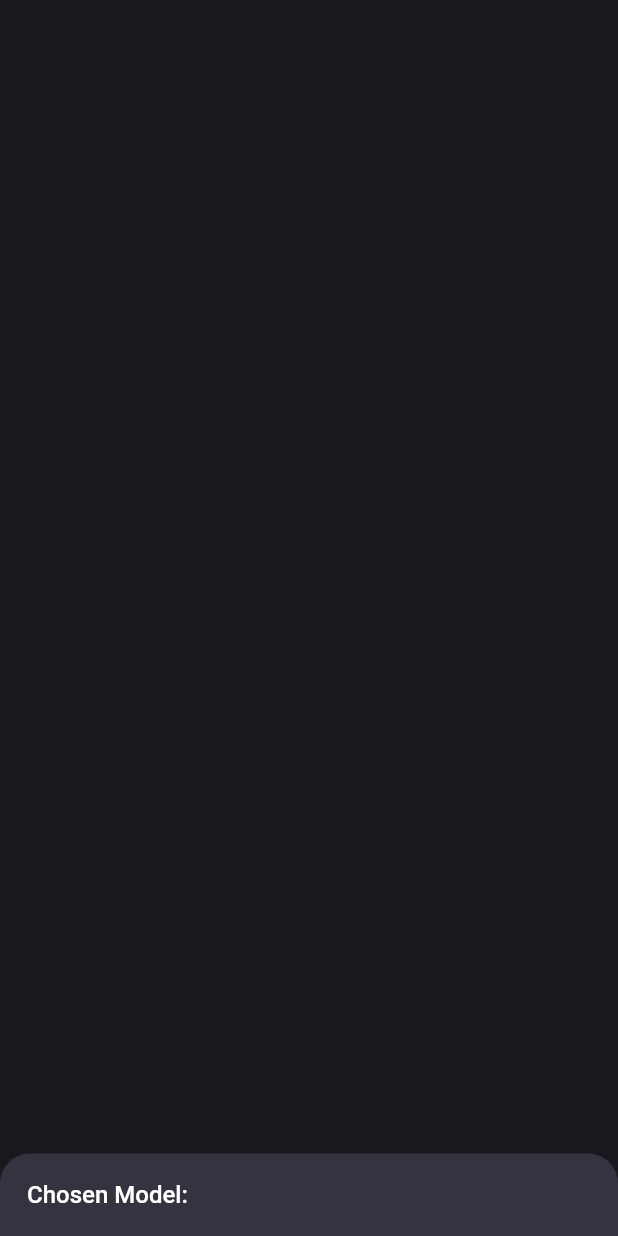
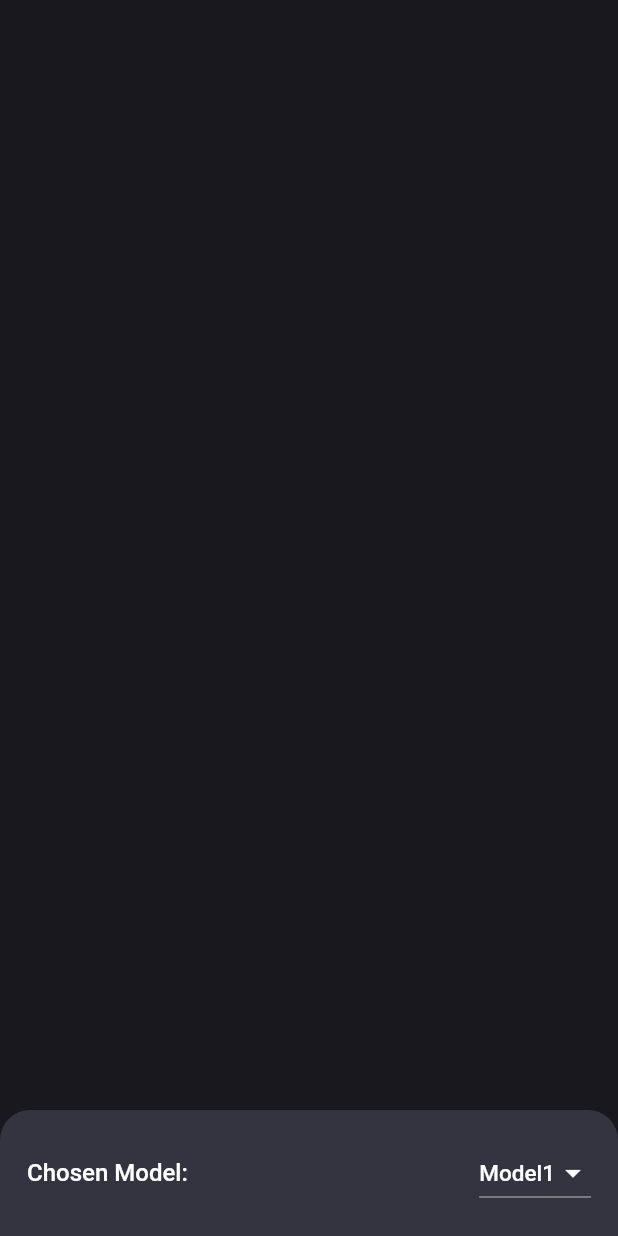
Before and after one commit to brayanzul/ChatGPT, a Flutter app: what showModalSheet() shows on an empty page, opened directly, on a phone screen of 412 x 824 dp. Run offline on Flutter 3.47's test engine with Material 2 defaults, Android fonts, the phone set to English and light mode, and no system bars; our stand-ins replace flutter_spinkit.

```diff
--- /dev/null
+++ b/lib/constants/api_consts.dart
@@ -0,0 +1,2 @@
+String BASE_URL = "https://api.openai.com/v1";
+String API_KEY = "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";
--- a/lib/constants/constants.dart
+++ b/lib/constants/constants.dart
@@ -1,7 +1,33 @@
 import 'package:flutter/material.dart';
+
+import '../widgets/text_widget.dart';
 
 Color scaffoldBackgroundColor = const Color(0xFF343441);
 Color cardColor = const Color(0xFF444654);
+
+List<String> models = [
+  'Model1',
+  'Model2',
+  'Model3',
+  'Model4',
+  'Model5',
+  'Model6',
+];
+
+List<DropdownMenuItem<String>>? get getModelsItem {
+  List<DropdownMenuItem<String>>? modelsItems =
+    List<DropdownMenuItem<String>>.generate(
+      models.length,
+      (index) => DropdownMenuItem(
+        value: models[index],
+        child: TextWidget(
+          label: models[index],
+          fontSize: 15,
+        ),
+      )
+    );
+  return modelsItems;
+}
 
 final chatMessages = [
   {
--- a/lib/services/services.dart
+++ b/lib/services/services.dart
@@ -1,6 +1,7 @@
 import 'package:flutter/material.dart';
 
 import '../constants/constants.dart';
+import '../widgets/drop_down.dart';
 import '../widgets/text_widget.dart';
 
 class Services {
@@ -17,12 +18,17 @@ class Services {
         return Padding(
           padding: const EdgeInsets.all(18.0),
           child: Row(
+            mainAxisAlignment: MainAxisAlignment.spaceBetween,
             children: const [
               Flexible(
                   child: TextWidget(
                 label: 'Chosen Model:',
                 fontSize: 16,
-              ))
+              )),
+              Flexible(
+                flex: 2,
+                child: ModelsDrownDownWidget()
+              )
             ],
           ),
         );
--- /dev/null
+++ b/lib/widgets/drop_down.dart
@@ -0,0 +1,28 @@
+import 'package:flutter/material.dart';
+
+import '../constants/constants.dart';
+
+class ModelsDrownDownWidget extends StatefulWidget {
+  const ModelsDrownDownWidget({super.key});
+
+  @override
+  State<ModelsDrownDownWidget> createState() => _ModelsDrownDownWidgetState();
+}
+
+class _ModelsDrownDownWidgetState extends State<ModelsDrownDownWidget> {
+  String currentModel = 'Model1';
+  @override
+  Widget build(BuildContext context) {
+    return DropdownButton(
+      dropdownColor: scaffoldBackgroundColor,
+      iconEnabledColor: Colors.white,
+      items: getModelsItem,
+      value: currentModel,
+      onChanged: (value) {
+        setState(() {
+          currentModel = value.toString();
+        });
+      },
+    );
+  }
+}
```
Also changed, not shown: lib/screens/chat_screen.dart (+8 -1 lines), lib/services/api_servcice.dart (added, +27 -0 lines).
